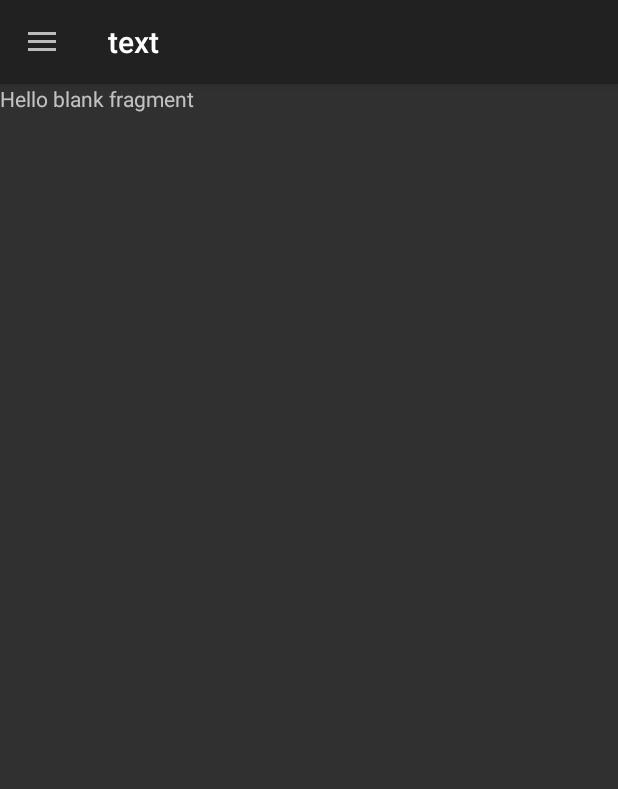
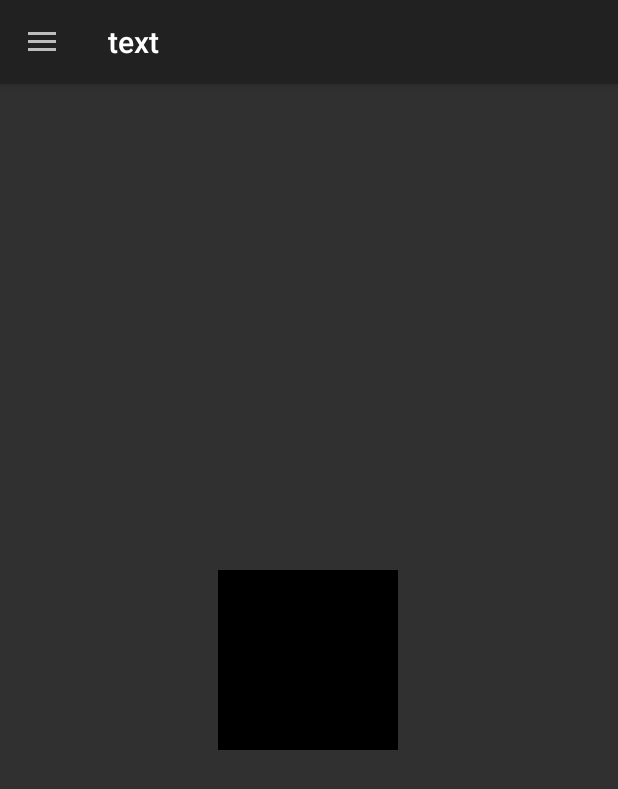
Before and after one commit to rqYue/Application56, an Android app: the TextFragment screen opened through its navigation route, on a phone screen of 412 x 824 dp. Shown: the top 789 px of the screen. Run offline under Robolectric (Android 15) with nearby library versions, the phone set to English and light mode, and no system bars; our stand-ins replace navigation-ui.

Commit message:
add: 增加颜色渐变的动态效果

```diff
--- a/app/src/main/res/layout/fragment_text.xml
+++ b/app/src/main/res/layout/fragment_text.xml
@@ -1,14 +1,22 @@
 <?xml version="1.0" encoding="utf-8"?>
-<FrameLayout xmlns:android="http://schemas.android.com/apk/res/android"
+<androidx.constraintlayout.motion.widget.MotionLayout xmlns:android="http://schemas.android.com/apk/res/android"
+    xmlns:app="http://schemas.android.com/apk/res-auto"
     xmlns:tools="http://schemas.android.com/tools"
+    android:id="@+id/textMotionLayout"
     android:layout_width="match_parent"
     android:layout_height="match_parent"
-    tools:context=".fragment.TextFragment">
+    app:layoutDescription="@xml/fragment_text_scene"
+    tools:context=".fragment.TextFragment" >
 
-    <!-- TODO: Update blank fragment layout -->
-    <TextView
-        android:layout_width="match_parent"
-        android:layout_height="match_parent"
-        android:text="@string/hello_blank_fragment" />
+    <View
+        android:id="@+id/view"
+        android:layout_width="120dp"
+        android:layout_height="120dp"
+        android:background="@android:color/holo_red_light"
+        app:layout_constraintBottom_toBottomOf="parent"
+        app:layout_constraintEnd_toEndOf="parent"
+        app:layout_constraintHorizontal_bias="0.498"
+        app:layout_constraintStart_toStartOf="parent"
+        app:layout_constraintTop_toTopOf="parent" />
 
-</FrameLayout>
+</androidx.constraintlayout.motion.widget.MotionLayout>
--- /dev/null
+++ b/app/src/main/res/xml/fragment_text_scene.xml
@@ -0,0 +1,46 @@
+<?xml version="1.0" encoding="utf-8"?>
+<MotionScene
+    xmlns:android="http://schemas.android.com/apk/res/android"
+    xmlns:motion="http://schemas.android.com/apk/res-auto">
+
+    <Transition
+        motion:constraintSetEnd="@+id/end"
+        motion:constraintSetStart="@id/start"
+        motion:duration="3000">
+       <KeyFrameSet>
+       </KeyFrameSet>
+        <OnClick motion:targetId="@id/view" />
+    </Transition>
+
+    <ConstraintSet android:id="@+id/start">
+        <Constraint
+            android:id="@+id/view"
+            motion:layout_constraintEnd_toEndOf="parent"
+            android:layout_width="120dp"
+            android:layout_height="120dp"
+            motion:layout_constraintBottom_toBottomOf="parent"
+            motion:layout_constraintHorizontal_bias="0.498"
+            motion:layout_constraintTop_toTopOf="parent"
+            motion:layout_constraintStart_toStartOf="parent">
+            <CustomAttribute
+                motion:attributeName="backgroundColor"
+                motion:customColorValue="@color/black" />
+        </Constraint>
+    </ConstraintSet>
+
+    <ConstraintSet android:id="@+id/end">
+        <Constraint
+            android:id="@+id/view"
+            motion:layout_constraintEnd_toEndOf="parent"
+            android:layout_width="120dp"
+            android:layout_height="120dp"
+            motion:layout_constraintBottom_toBottomOf="parent"
+            motion:layout_constraintHorizontal_bias="0.498"
+            motion:layout_constraintTop_toTopOf="parent"
+            motion:layout_constraintStart_toStartOf="parent">
+            <CustomAttribute
+                motion:attributeName="backgroundColor"
+                motion:customColorValue="@color/white" />
+        </Constraint>
+    </ConstraintSet>
+</MotionScene>
```
